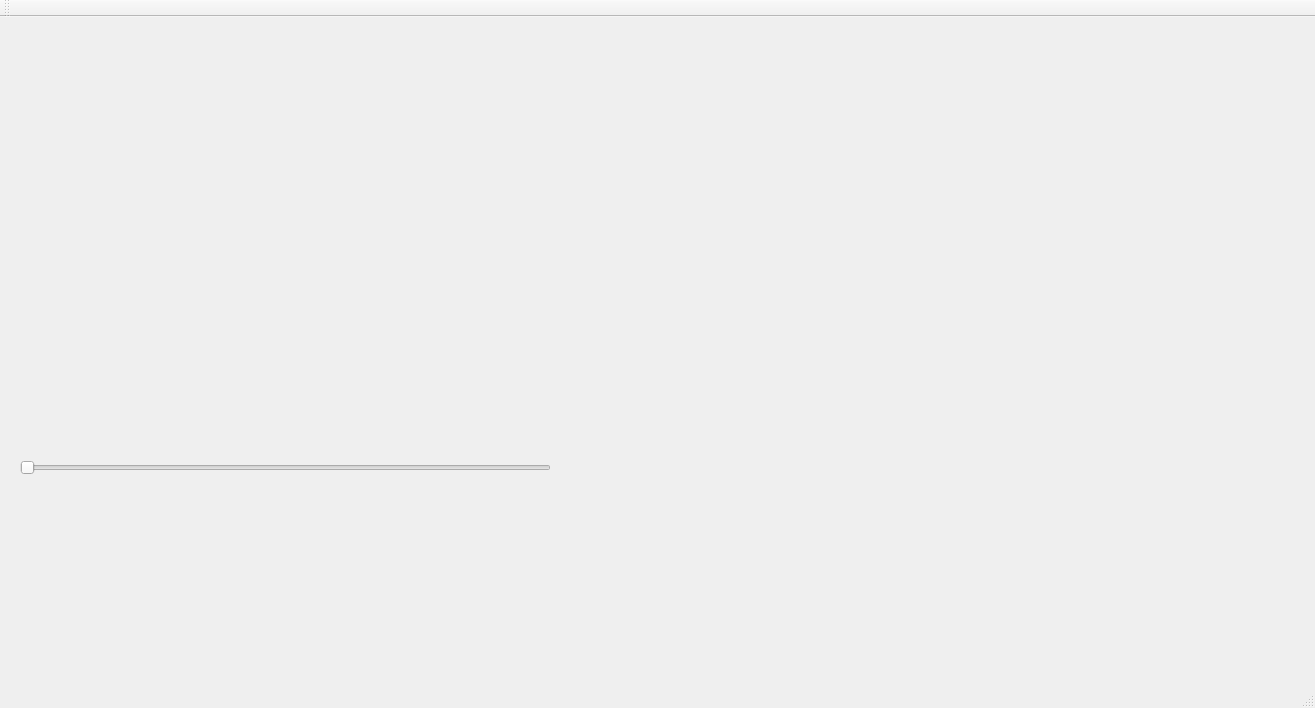
Above: kirito_gui/mainwindow.ui from tingleshao/kirito before the change. Below: the same form after it.
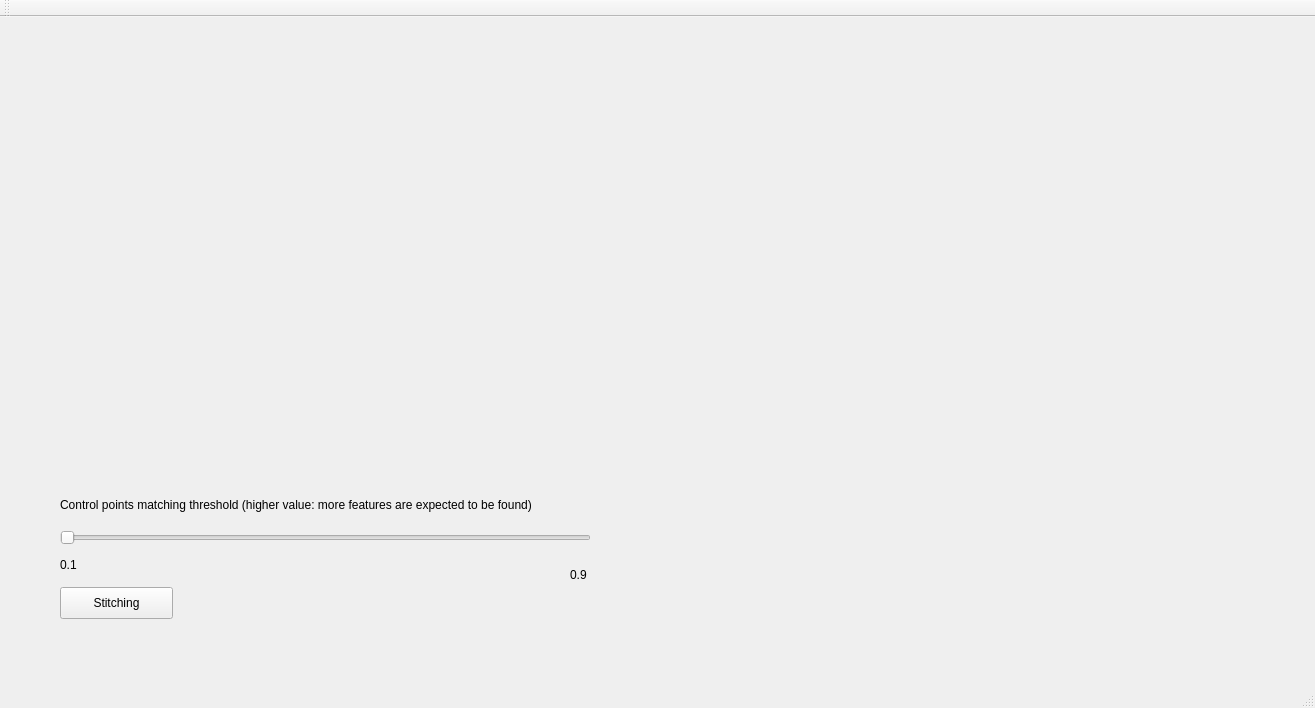
That is the form after the change. Icons and pictures are not drawn.

```diff
--- a/kirito_gui/mainwindow.ui
+++ b/kirito_gui/mainwindow.ui
@@ -17,10 +17,10 @@
    <widget class="QLabel" name="label">
     <property name="geometry">
      <rect>
-      <x>0</x>
-      <y>20</y>
-      <width>591</width>
-      <height>161</height>
+      <x>50</x>
+      <y>30</y>
+      <width>1191</width>
+      <height>421</height>
      </rect>
     </property>
     <property name="text">
@@ -33,8 +33,8 @@
    <widget class="QSlider" name="horizontalSlider">
     <property name="geometry">
      <rect>
-      <x>20</x>
-      <y>430</y>
+      <x>60</x>
+      <y>500</y>
       <width>531</width>
       <height>41</height>
      </rect>
@@ -43,6 +43,58 @@
      <enum>Qt::Horizontal</enum>
     </property>
    </widget>
+   <widget class="QPushButton" name="pushButton">
+    <property name="geometry">
+     <rect>
+      <x>60</x>
+      <y>570</y>
+      <width>113</width>
+      <height>32</height>
+     </rect>
+    </property>
+    <property name="text">
+     <string>Stitching</string>
+    </property>
+   </widget>
+   <widget class="QLabel" name="label_2">
+    <property name="geometry">
+     <rect>
+      <x>60</x>
+      <y>480</y>
+      <width>621</width>
+      <height>16</height>
+     </rect>
+    </property>
+    <property name="text">
+     <string>Control points matching threshold (higher value: more features are expected to be found)</string>
+    </property>
+   </widget>
+   <widget class="QLabel" name="label_3">
+    <property name="geometry">
+     <rect>
+      <x>60</x>
+      <y>540</y>
+      <width>60</width>
+      <height>16</height>
+     </rect>
+    </property>
+    <property name="text">
+     <string>0.1</string>
+    </property>
+   </widget>
+   <widget class="QLabel" name="label_4">
+    <property name="geometry">
+     <rect>
+      <x>570</x>
+      <y>550</y>
+      <width>60</width>
+      <height>16</height>
+     </rect>
+    </property>
+    <property name="text">
+     <string>0.9</string>
+    </property>
+   </widget>
   </widget>
   <widget class="QMenuBar" name="menuBar">
    <property name="geometry">
```
